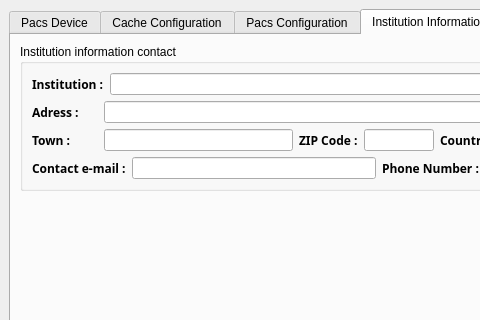
starviewer-medical/starviewer, file starviewer/src/interface/qconfigurationscreenbase.ui: the form before one commit; both pictures show x 0 to 480 and y 0 to 320 of the 910 by 520 pixel window.
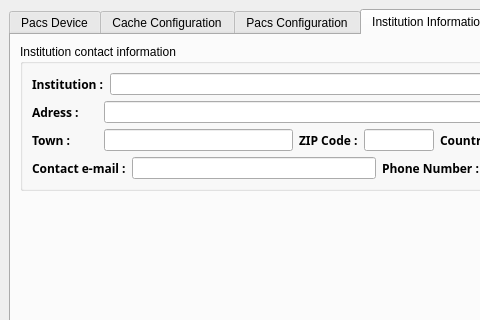
The form after the commit. The open tabs and pages were chosen to show the change.

What changed in the file:
```diff
--- a/starviewer/src/interface/qconfigurationscreenbase.ui
+++ b/starviewer/src/interface/qconfigurationscreenbase.ui
@@ -2164,7 +2164,7 @@
        <item row="0" column="0" >
         <widget class="QGroupBox" name="groupBox_2" >
          <property name="title" >
-          <string>Institution information contact</string>
+          <string>Institution contact information </string>
          </property>
          <layout class="QGridLayout" >
           <property name="margin" >
```
